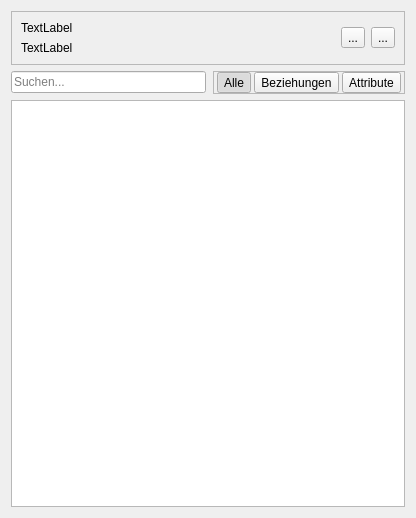
First picture: the form in src/SAGisXPlanung/ui/attribute_edit.ui, repository nti-de/SAGisXPlanung, before the edit.
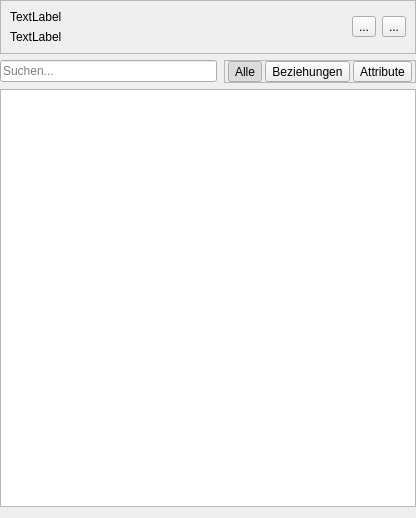
Second picture: the form after the edit.

Commit message: align page layouts

```diff
--- a/src/SAGisXPlanung/ui/attribute_edit.ui
+++ b/src/SAGisXPlanung/ui/attribute_edit.ui
@@ -14,6 +14,15 @@
    <string>Form</string>
   </property>
   <layout class="QVBoxLayout" name="verticalLayout_2">
+   <property name="leftMargin">
+    <number>0</number>
+   </property>
+   <property name="topMargin">
+    <number>0</number>
+   </property>
+   <property name="rightMargin">
+    <number>0</number>
+   </property>
    <item>
     <widget class="QFrame" name="frame">
      <property name="frameShape">
```
The commit also changes 1 other file.
